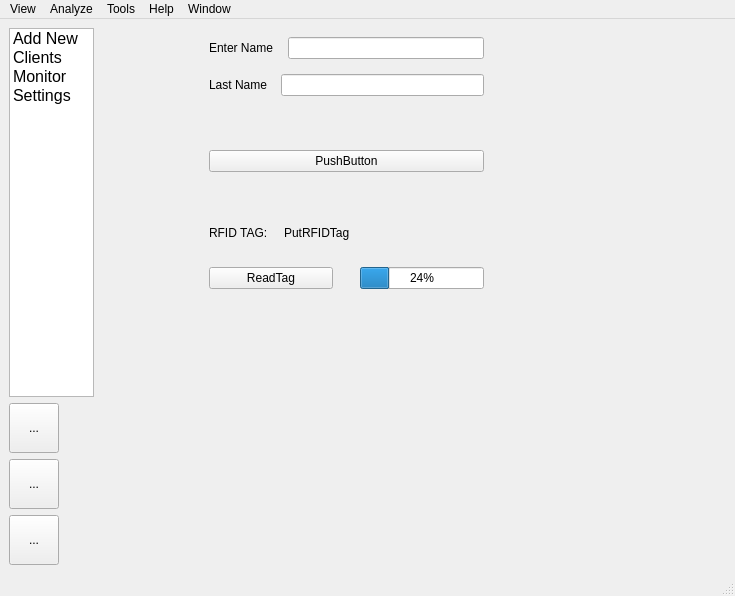
catan2001/SecureDoor-RFID, file rfid_security/mainwindow.ui: the form before one commit.
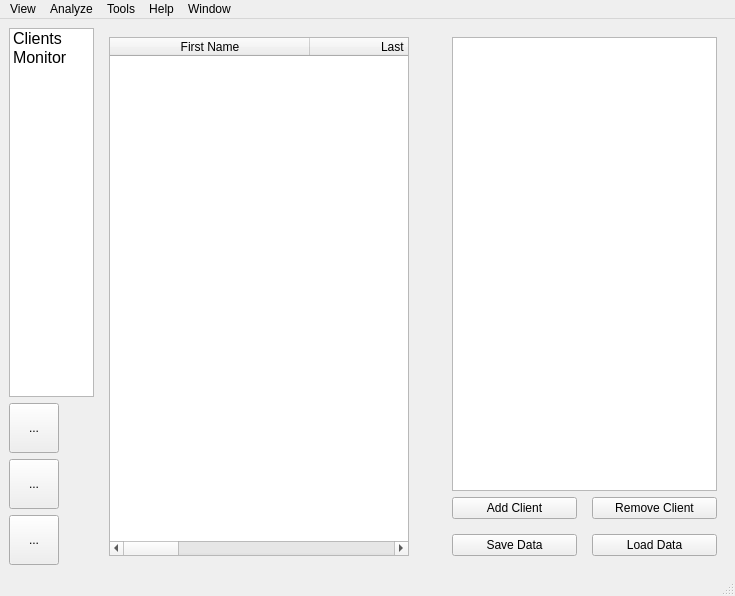
The form after the commit. The open tabs and pages were chosen to show the change. Icons and pictures are not drawn.

Commit message: Added incrementing table, changed UI a bit and minor fixes

The edit to the form file:
```diff
--- a/rfid_security/mainwindow.ui
+++ b/rfid_security/mainwindow.ui
@@ -66,11 +66,6 @@
         <property name="sortingEnabled">
          <bool>true</bool>
         </property>
-        <item>
-         <property name="text">
-          <string>Add New</string>
-         </property>
-        </item>
         <item>
          <property name="text">
           <string>Clients</string>
@@ -81,11 +76,6 @@
           <string>Monitor</string>
          </property>
         </item>
-        <item>
-         <property name="text">
-          <string>Settings</string>
-         </property>
-        </item>
        </widget>
       </item>
       <item>
@@ -177,201 +167,6 @@
       <property name="currentIndex">
        <number>1</number>
       </property>
-      <widget class="QWidget" name="page_AddNew">
-       <property name="sizePolicy">
-        <sizepolicy hsizetype="Expanding" vsizetype="Expanding">
-         <horstretch>0</horstretch>
-         <verstretch>0</verstretch>
-        </sizepolicy>
-       </property>
-       <layout class="QGridLayout" name="gridLayout_2">
-        <item row="0" column="0">
-         <layout class="QHBoxLayout" name="horizontalLayout_8" stretch="2,3">
-          <property name="sizeConstraint">
-           <enum>QLayout::SetMaximumSize</enum>
-          </property>
-          <property name="leftMargin">
-           <number>100</number>
-          </property>
-          <item>
-           <layout class="QVBoxLayout" name="verticalLayout_6">
-            <property name="spacing">
-             <number>1</number>
-            </property>
-            <item>
-             <layout class="QVBoxLayout" name="verticalLayout_5">
-              <property name="spacing">
-               <number>54</number>
-              </property>
-              <item>
-               <layout class="QVBoxLayout" name="verticalLayout_3">
-                <property name="spacing">
-                 <number>15</number>
-                </property>
-                <item>
-                 <layout class="QHBoxLayout" name="horizontalLayout_3">
-                  <item>
-                   <widget class="QLabel" name="label_5">
-                    <property name="text">
-                     <string>Enter Name</string>
-                    </property>
-                   </widget>
-                  </item>
-                  <item>
-                   <widget class="QLineEdit" name="lineEdit_3">
-                    <property name="minimumSize">
-                     <size>
-                      <width>150</width>
-                      <height>0</height>
-                     </size>
-                    </property>
-                   </widget>
-                  </item>
-                 </layout>
-                </item>
-                <item>
-                 <layout class="QHBoxLayout" name="horizontalLayout_4">
-                  <property name="spacing">
-                   <number>14</number>
-                  </property>
-                  <item>
-                   <widget class="QLabel" name="label_6">
-                    <property name="text">
-                     <string>Last Name</string>
-                    </property>
-                   </widget>
-                  </item>
-                  <item>
-                   <widget class="QLineEdit" name="lineEdit_4">
-                    <property name="minimumSize">
-                     <size>
-                      <width>150</width>
-                      <height>0</height>
-                     </size>
-                    </property>
-                   </widget>
-                  </item>
-                 </layout>
-                </item>
-               </layout>
-              </item>
-              <item>
-               <widget class="QPushButton" name="pushButton_6">
-                <property name="text">
-                 <string>PushButton</string>
-                </property>
-               </widget>
-              </item>
-              <item>
-               <layout class="QVBoxLayout" name="verticalLayout_4">
-                <property name="spacing">
-                 <number>27</number>
-                </property>
-                <item>
-                 <layout class="QHBoxLayout" name="horizontalLayout_6">
-                  <property name="spacing">
-                   <number>0</number>
-                  </property>
-                  <item>
-                   <widget class="QLabel" name="label_7">
-                    <property name="minimumSize">
-                     <size>
-                      <width>75</width>
-                      <height>0</height>
-                     </size>
-                    </property>
-                    <property name="text">
-                     <string>RFID TAG:</string>
-                    </property>
-                   </widget>
-                  </item>
-                  <item>
-                   <widget class="QLabel" name="label_8">
-                    <property name="minimumSize">
-                     <size>
-                      <width>200</width>
-                      <height>0</height>
-                     </size>
-                    </property>
-                    <property name="text">
-                     <string>PutRFIDTag</string>
-                    </property>
-                   </widget>
-                  </item>
-                 </layout>
-                </item>
-                <item>
-                 <layout class="QHBoxLayout" name="horizontalLayout_7">
-                  <item>
-                   <widget class="QPushButton" name="pushButton">
-                    <property name="maximumSize">
-                     <size>
-                      <width>150</width>
-                      <height>16777215</height>
-                     </size>
-                    </property>
-                    <property name="text">
-                     <string>ReadTag</string>
-                    </property>
-                   </widget>
-                  </item>
-                  <item>
-                   <widget class="QProgressBar" name="progressBar">
-                    <property name="sizePolicy">
-                     <sizepolicy hsizetype="Preferred" vsizetype="Fixed">
-                      <horstretch>0</horstretch>
-                      <verstretch>0</verstretch>
-                     </sizepolicy>
-                    </property>
-                    <property name="maximumSize">
-                     <size>
-                      <width>150</width>
-                      <height>16777215</height>
-                     </size>
-                    </property>
-                    <property name="value">
-                     <number>24</number>
-                    </property>
-                   </widget>
-                  </item>
-                 </layout>
-                </item>
-               </layout>
-              </item>
-             </layout>
-            </item>
-            <item>
-             <spacer name="verticalSpacer">
-              <property name="orientation">
-               <enum>Qt::Vertical</enum>
-              </property>
-              <property name="sizeHint" stdset="0">
-               <size>
-                <width>20</width>
-                <height>40</height>
-               </size>
-              </property>
-             </spacer>
-            </item>
-           </layout>
-          </item>
-          <item>
-           <spacer name="horizontalSpacer_2">
-            <property name="orientation">
-             <enum>Qt::Horizontal</enum>
-            </property>
-            <property name="sizeHint" stdset="0">
-             <size>
-              <width>60</width>
-              <height>20</height>
-             </size>
-            </property>
-           </spacer>
-          </item>
-         </layout>
-        </item>
-       </layout>
-      </widget>
       <widget class="QWidget" name="page_Clients">
        <property name="sizePolicy">
         <sizepolicy hsizetype="Expanding" vsizetype="Expanding">
@@ -444,12 +239,7 @@
           </attribute>
           <column>
            <property name="text">
-            <string>ID</string>
-           </property>
-          </column>
-          <column>
-           <property name="text">
-            <string>Name</string>
+            <string>First Name</string>
            </property>
           </column>
           <column>
@@ -467,6 +257,11 @@
             <string>RFID</string>
            </property>
           </column>
+          <column>
+           <property name="text">
+            <string>Image Path</string>
+           </property>
+          </column>
          </widget>
         </item>
         <item>
```
Left out of the diff: 119 changed lines with no effect on the pictures. The commit also changes 7 other files.
